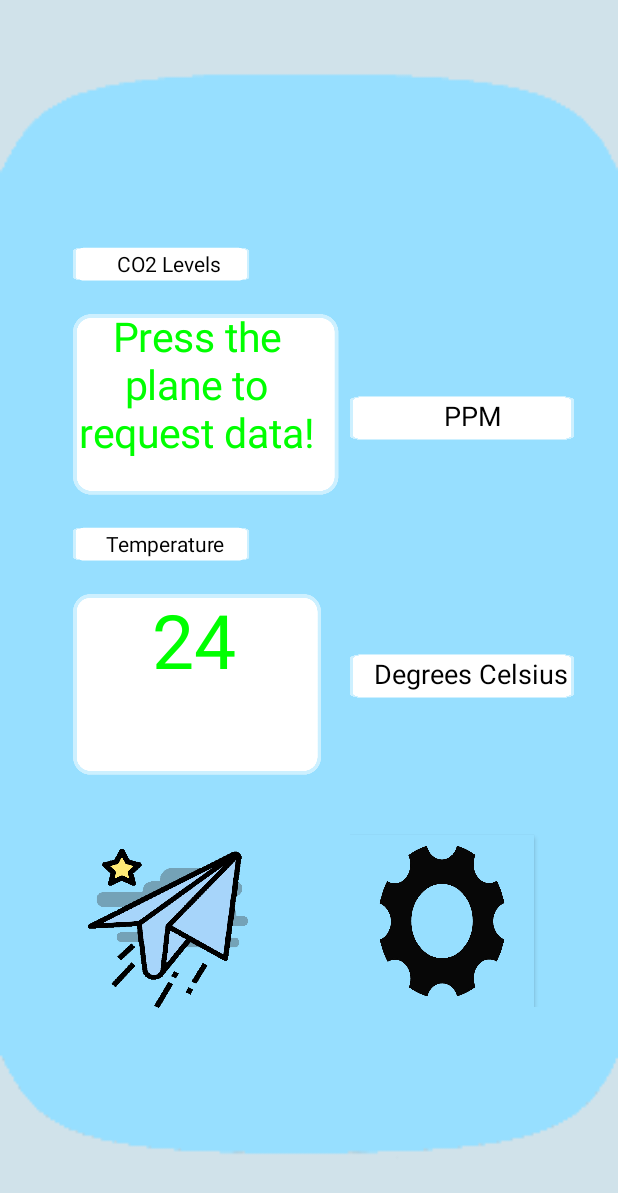
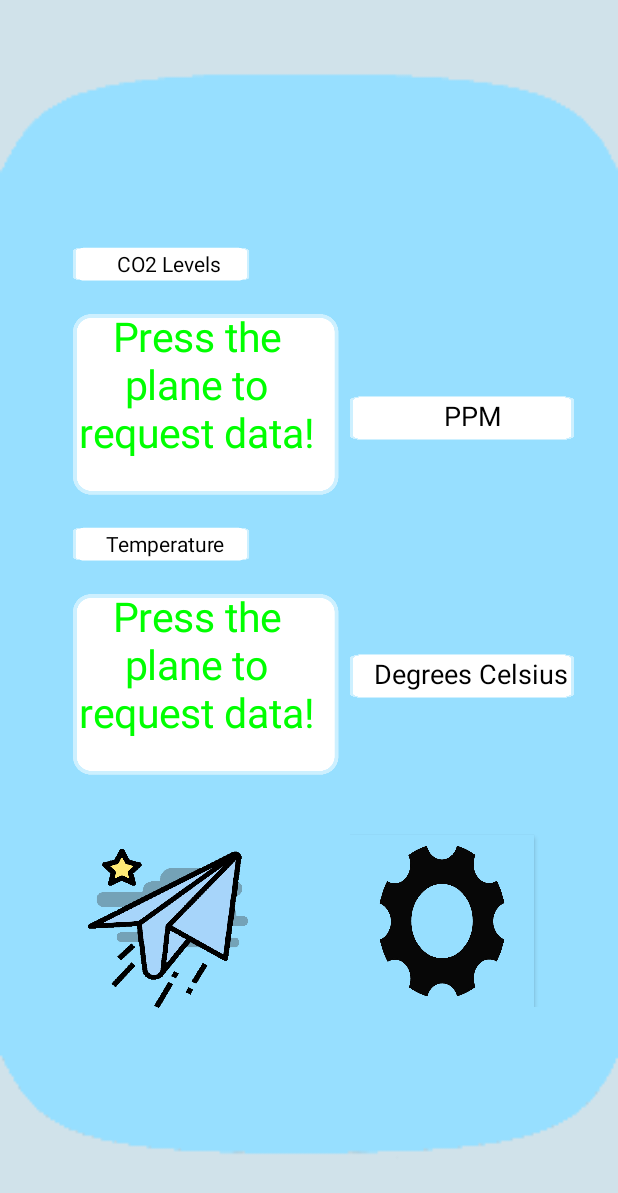
Before and after one commit to Ryker-Smith/CO2-MobileApp-red2, an Android app: the screen it shows after launch (MainActivity), on a phone screen of 412 x 824 dp. Shown: the top 1193 px of the screen. Run offline under Robolectric (Android 15) with nearby library versions, the phone set to English and light mode, and no system bars.

Commit message:
Basically fully working app withouy the start and options screen

```diff
--- a/app/src/main/java/net/fachtnaroe/co2_mobileapp_red2/MainActivity.java
+++ b/app/src/main/java/net/fachtnaroe/co2_mobileapp_red2/MainActivity.java
@@ -14,7 +14,6 @@ import com.google.appinventor.components.runtime.Label;
 import com.google.appinventor.components.runtime.Web;
 import com.google.appinventor.components.runtime.WebViewer;
 import com.google.appinventor.components.runtime.Clock;
-import com.google.appinventor.components.runtime.Component;
 //
 import org.json.JSONException;
 import org.json.JSONObject;
@@ -31,8 +30,8 @@ public class MainActivity extends Form implements HandlesEventDispatching {
     Label Labl;
     Label TextCo2;
     Label TextTemp;
-    Web SpiderWeb;
-    TextBox servernameBox, commandBox;
+    Web SpiderWebCo2, SpiderWebTemp;
+    TextBox servernameBox1, servernameBox2;
     WebViewer SpiderSea;
     Clock Tim;
 
@@ -45,24 +44,26 @@ public class MainActivity extends Form implements HandlesEventDispatching {
         Main.WidthPercent(100);
         Main.Image("background.png");
         //
-        SpiderWeb = new Web(Main);
+        SpiderWebCo2 = new Web(Main);
+        SpiderWebTemp = new Web(Main);
         //
         Tim = new Clock(Main);
         Tim.TimerEnabled(false);
         Tim.TimerAlwaysFires(false);
         //
-        servernameBox = new TextBox(Main);
-        servernameBox.FontSize(12);
-        servernameBox.Text("https://fachtnaroe.net/qndco2?");
-        servernameBox.Enabled(true);
-        servernameBox.FontTypeface(Component.TYPEFACE_MONOSPACE);
-        servernameBox.Visible(false);
+        servernameBox1 = new TextBox(Main);
+        servernameBox1.FontSize(12);
+        servernameBox1.Text("https://fachtnaroe.net/qndco2?device=KRIS-CO2-62-42&sensor=CO2");
+        servernameBox1.Enabled(true);
+        servernameBox1.FontTypeface(Component.TYPEFACE_MONOSPACE);
+        servernameBox1.Visible(false);
         //
-        commandBox = new TextBox(Main);
-        commandBox.FontSize(12);
-        commandBox.Text("device=KRIS-CO2-62-42&sensor=CO2");
-        commandBox.FontTypeface(Component.TYPEFACE_MONOSPACE);
-        commandBox.Visible(false);
+        servernameBox2 = new TextBox(Main);
+        servernameBox2.FontSize(12);
+        servernameBox2.Text("https://fachtnaroe.net/qndco2?device=KRIS-CO2-62-42&sensor=CELCIUS");
+        servernameBox2.Enabled(true);
+        servernameBox2.FontTypeface(Component.TYPEFACE_MONOSPACE);
+        servernameBox2.Visible(false);
         //
         HBlock = new HorizontalArrangement(Main);
         HBlock.HeightPercent(100);
@@ -113,13 +114,14 @@ public class MainActivity extends Form implements HandlesEventDispatching {
         //
         HBlock = new HorizontalArrangement(VBlock1);
         HBlock.HeightPercent(16);
-        HBlock.WidthPercent(42);
+        HBlock.WidthPercent(45);
         HBlock.Image("ForTexts.png");
         TextTemp = new Label(HBlock);
-        TextTemp.HeightPercent(16);
-        TextTemp.Text("    24");
+        TextTemp.WidthPercent(39);
+        TextTemp.HeightPercent(12);
+        TextTemp.Text("Press the plane to request data!");
         TextTemp.TextAlignment(ALIGNMENT_CENTER);
-        TextTemp.FontSize(50);
+        TextTemp.FontSize(27);
         TextTemp.TextColor(COLOR_GREEN);
         //
         HBlock = new HorizontalArrangement(VBlock1);
@@ -195,25 +197,43 @@ public class MainActivity extends Form implements HandlesEventDispatching {
                 Tim.TimerInterval(6000);
                 TextCo2.TextColor(COLOR_ORANGE);
                 TextCo2.FontBold(true);
-
-                SpiderWeb.Url(servernameBox.Text() + commandBox.Text());
-                TextCo2.Text(SpiderWeb.Url());
+                TextTemp.TextColor(COLOR_ORANGE);
+                TextTemp.FontBold(true);
+                SpiderWebCo2.Url(servernameBox1.Text());
+                SpiderWebTemp.Url(servernameBox2.Text());
+                TextCo2.Text(SpiderWebCo2.Url());
                 TextCo2.Text("Connecting..");
                 TextCo2.TextColor(COLOR_GREEN);
                 TextCo2.FontBold(false);
+                TextTemp.Text(SpiderWebTemp.Url());
+                TextTemp.Text("Connecting..");
+                TextTemp.TextColor(COLOR_GREEN);
+                TextTemp.FontBold(false);
                 dbg("Sending request");
                 System.err.print("You pressed the button");
-                SpiderWeb.Get();
+                SpiderWebCo2.Get();
+                SpiderWebTemp.Get();
                 dbg("Request sent");
                 return true;
             }
         }
         else if (eventName.equals("GotText")) {
             dbg("GotText");
-            if (component.equals(SpiderWeb)) {
+            if (component.equals(SpiderWebCo2)) {
 //                dbg("My web component");
                 TextCo2.Text("Formatting\n");
-
+                TextCo2.FontSize(50);
+                String status = params[1].toString();
+                String textOfResponse = (String) params[3];
+//                dbg("Calling function to process response");
+                handleWebResponse(component, status, textOfResponse);
+//                dbg("Finished and returned");
+                return true;
+            }
+            else if (component.equals(SpiderWebTemp)) {
+//                dbg("My web component");
+                TextTemp.Text("Formatting\n");
+                TextTemp.FontSize(50);
                 String status = params[1].toString();
                 String textOfResponse = (String) params[3];
 //                dbg("Calling function to process response");
@@ -225,7 +245,8 @@ public class MainActivity extends Form implements HandlesEventDispatching {
         else if (eventName.equals("Timer")) {
             if (component.equals(Tim)) {
                 Tim.TimerEnabled(false);
-                SpiderWeb.Get();
+                SpiderWebCo2.Get();
+                SpiderWebTemp.Get();
                 return true;
             }
         }
@@ -240,9 +261,12 @@ public class MainActivity extends Form implements HandlesEventDispatching {
             dbg("B");
             JSONObject parser = new JSONObject(textOfResponse);
             if (parser.getString("Status").equals("OK")) {
-                if (c.equals(SpiderWeb)) {
+                if (c.equals(SpiderWebCo2)) {
                     TextCo2.Text(parser.getString("value"));
                     Tim.TimerEnabled(true);
+                }
+                else if (c.equals(SpiderWebTemp)) {
+                    TextTemp.Text(parser.getString("value"));
                 }
             }
         }
```
